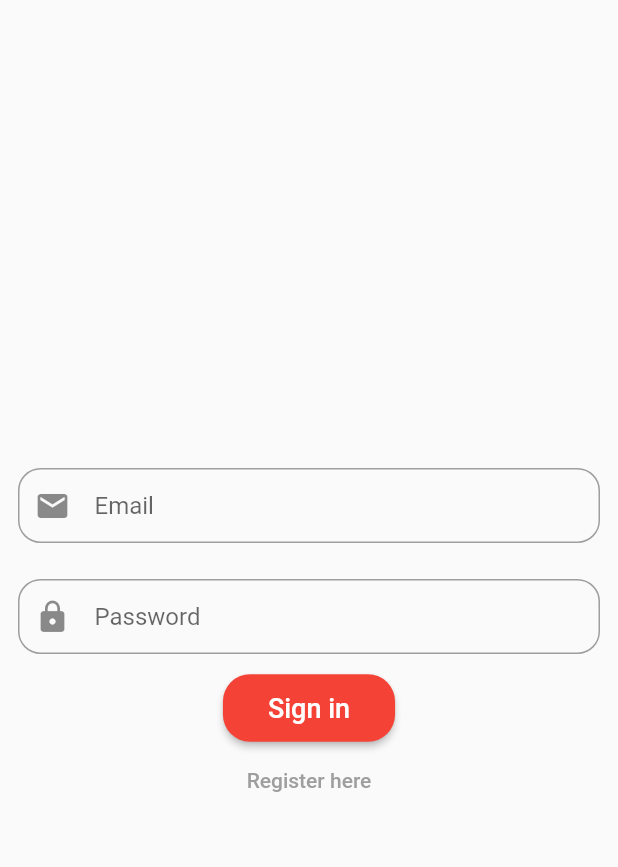
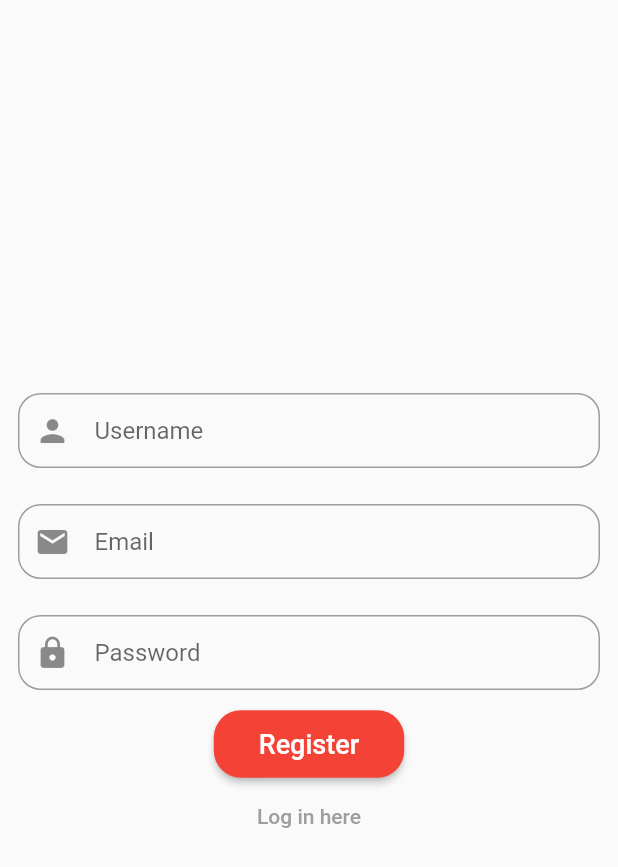
Before and after one commit to iridiscenthummingbird/Rocket-Delivery, a Flutter app: the LoginScreen screen opened directly, after a tap on "Register here", on a phone screen of 412 x 824 dp. Shown: the top 867 px of the screen. Run offline on Flutter 3.47's test engine with Material 2 defaults, Android fonts, the phone set to English and light mode, and no system bars; our stand-ins replace firebase_auth, firebase_core; accounts and stored records are empty.

Commit message:
Add navigation between screens

```diff
--- a/lib/src/app.dart
+++ b/lib/src/app.dart
@@ -8,7 +8,7 @@ class App extends StatelessWidget {
     return MaterialApp(
       title: 'Login App',
       theme: ThemeData(accentColor: Colors.orange, primaryColor: Colors.red),
-      home: RegisterScreen(),
+      home: LoginScreen(),
     );
   }
 }
--- /dev/null
+++ b/lib/src/helpers/screen_navigation.dart
@@ -0,0 +1,5 @@
+import 'package:flutter/material.dart';
+
+void changeScreen(BuildContext context, Widget widget) {
+  Navigator.push(context, MaterialPageRoute(builder: (context) => widget));
+}
--- a/lib/src/screens/login.dart
+++ b/lib/src/screens/login.dart
@@ -1,5 +1,7 @@
 import 'package:firebase_auth/firebase_auth.dart';
 import 'package:flutter/material.dart';
+import 'package:rocket_delivery/src/helpers/screen_navigation.dart';
+import 'package:rocket_delivery/src/screens/register.dart';
 
 class LoginScreen extends StatefulWidget {
   @override
@@ -83,7 +85,9 @@ class _LoginScreenState extends State<LoginScreen> {
                             borderRadius: BorderRadius.circular(18.0))))),
             //REGISTER Button
             TextButton(
-                onPressed: () {},
+                onPressed: () {
+                  changeScreen(context, RegisterScreen());
+                },
                 child: Text(
                   'Register here',
                   style: TextStyle(color: Colors.grey),
--- a/lib/src/screens/register.dart
+++ b/lib/src/screens/register.dart
@@ -1,4 +1,6 @@
 import 'package:flutter/material.dart';
+import 'package:rocket_delivery/src/helpers/screen_navigation.dart';
+import 'package:rocket_delivery/src/screens/login.dart';
 
 class RegisterScreen extends StatefulWidget {
   @override
@@ -72,10 +74,10 @@ class _RegisterScreenState extends State<RegisterScreen> {
                 ),
               ),
             ),
-            //SIGN-IN Button
+            //Register Button
             ElevatedButton(
                 child: Text(
-                  'Sign in',
+                  'Register',
                   style: TextStyle(fontSize: 18),
                 ),
                 onPressed: () {},
@@ -90,7 +92,9 @@ class _RegisterScreenState extends State<RegisterScreen> {
                             borderRadius: BorderRadius.circular(18.0))))),
             //LOG IN Button
             TextButton(
-                onPressed: () {},
+                onPressed: () {
+                  changeScreen(context, LoginScreen());
+                },
                 child: Text(
                   'Log in here',
                   style: TextStyle(color: Colors.grey),
```
